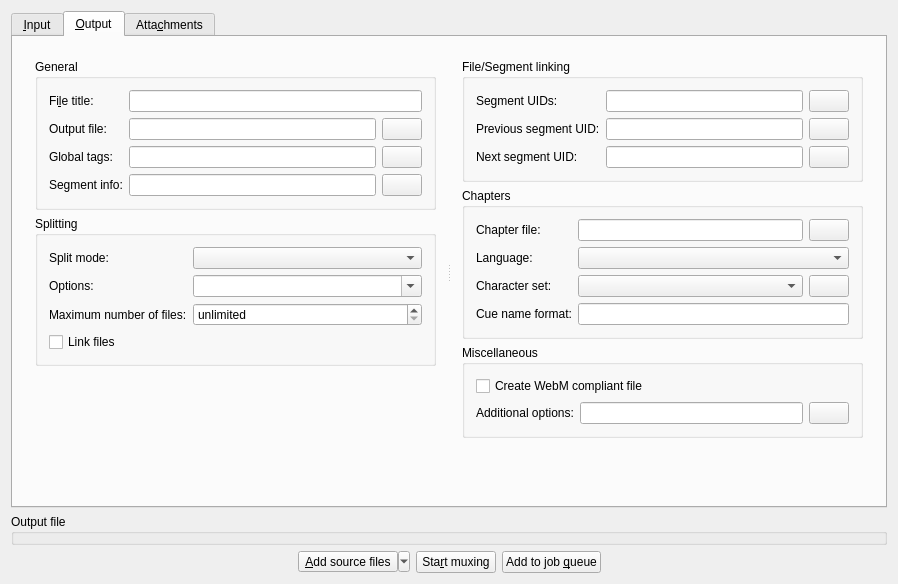
First picture: the form in src/mkvtoolnix-gui/forms/merge/tab.ui, repository jpsdr/MKVToolnix-Windows-7, before the edit.
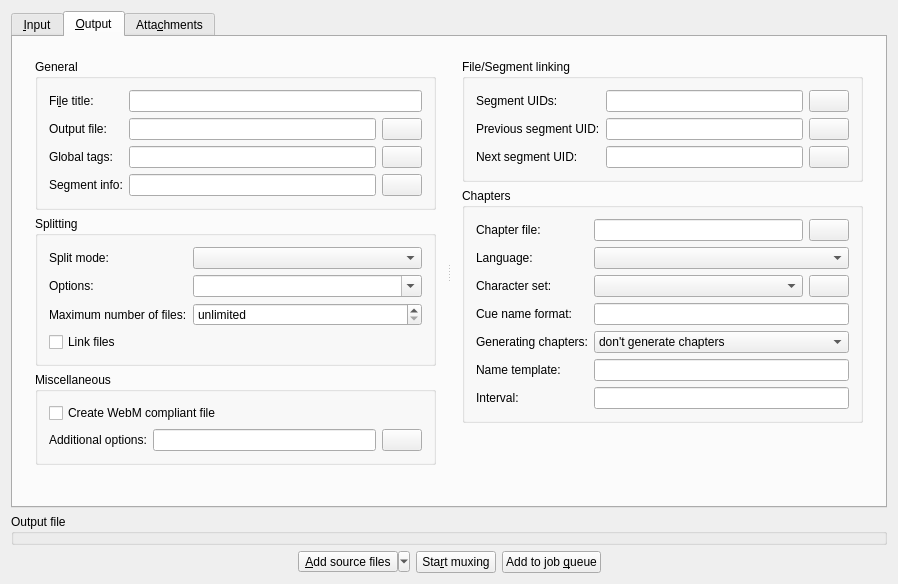
Second picture: the form after the edit. The open tabs and pages were chosen to show the change. Icons and pictures are not drawn. Custom widgets are drawn as their Qt base class.

Commit message:
GUI: merge: add controls for mkvmerge's chapter generation functionality
Implements the GUI's part of #1586.

```diff
--- a/src/mkvtoolnix-gui/forms/merge/tab.ui
+++ b/src/mkvtoolnix-gui/forms/merge/tab.ui
@@ -1217,6 +1217,47 @@
              </layout>
             </widget>
            </item>
+           <item>
+            <widget class="QGroupBox" name="outputMischellaneousBox">
+             <property name="title">
+              <string>Miscellaneous</string>
+             </property>
+             <layout class="QVBoxLayout" name="verticalLayout_6">
+              <item>
+               <widget class="QCheckBox" name="webmMode">
+                <property name="text">
+                 <string>Create WebM compliant file</string>
+                </property>
+               </widget>
+              </item>
+              <item>
+               <layout class="QHBoxLayout" name="horizontalLayout_10">
+                <item>
+                 <widget class="QLabel" name="additionalOptionsLabel">
+                  <property name="text">
+                   <string>Additional options:</string>
+                  </property>
+                 </widget>
+                </item>
+                <item>
+                 <widget class="QLineEdit" name="additionalOptions"/>
+                </item>
+                <item>
+                 <widget class="QPushButton" name="editAdditionalOptions">
+                  <property name="text">
+                   <string/>
+                  </property>
+                  <property name="icon">
+                   <iconset resource="../../qt_resources.qrc">
+                    <normaloff>:/icons/16x16/view-choose.png</normaloff>:/icons/16x16/view-choose.png</iconset>
+                  </property>
+                 </widget>
+                </item>
+               </layout>
+              </item>
+             </layout>
+            </widget>
+           </item>
            <item>
             <spacer name="verticalSpacer_3">
              <property name="orientation">
@@ -1225,7 +1266,7 @@
              <property name="sizeHint" stdset="0">
               <size>
                <width>384</width>
-               <height>13</height>
+               <height>0</height>
               </size>
              </property>
             </spacer>
@@ -1330,6 +1371,13 @@
               <string>Chapters</string>
              </property>
              <layout class="QGridLayout" name="gridLayout">
+              <item row="5" column="0">
+               <widget class="QLabel" name="chapterGenerationNameTemplateLabel">
+                <property name="text">
+                 <string>Name template:</string>
+                </property>
+               </widget>
+              </item>
               <item row="0" column="0">
                <widget class="QLabel" name="chaptersLabel">
                 <property name="text">
@@ -1355,6 +1403,9 @@
                 </item>
                </layout>
               </item>
+              <item row="5" column="1">
+               <widget class="QLineEdit" name="chapterGenerationNameTemplate"/>
+              </item>
               <item row="1" column="0">
                <widget class="QLabel" name="chapterLanguageLabel">
                 <property name="text">
@@ -1372,6 +1423,13 @@
                 </property>
                </widget>
               </item>
+              <item row="4" column="0">
+               <widget class="QLabel" name="chapterGenerationLabel">
+                <property name="text">
+                 <string>Generating chapters:</string>
+                </property>
+               </widget>
+              </item>
               <item row="2" column="1">
                <layout class="QHBoxLayout" name="horizontalLayout_6">
                 <item>
@@ -1407,46 +1465,34 @@
               <item row="3" column="1">
                <widget class="QLineEdit" name="chapterCueNameFormat"/>
               </item>
-             </layout>
-            </widget>
-           </item>
-           <item>
-            <widget class="QGroupBox" name="outputMischellaneousBox">
-             <property name="title">
-              <string>Miscellaneous</string>
-             </property>
-             <layout class="QVBoxLayout" name="verticalLayout_6">
-              <item>
-               <widget class="QCheckBox" name="webmMode">
+              <item row="4" column="1">
+               <widget class="QComboBox" name="chapterGenerationMode">
+                <item>
+                 <property name="text">
+                  <string>don't generate chapters</string>
+                 </property>
+                </item>
+                <item>
+                 <property name="text">
+                  <string>one chapter for each appended file</string>
+                 </property>
+                </item>
+                <item>
+                 <property name="text">
+                  <string>chapters in fixed intervals</string>
+                 </property>
+                </item>
+               </widget>
+              </item>
+              <item row="6" column="0">
+               <widget class="QLabel" name="chapterGenerationIntervalLabel">
                 <property name="text">
-                 <string>Create WebM compliant file</string>
+                 <string>Interval:</string>
                 </property>
                </widget>
               </item>
-              <item>
-               <layout class="QHBoxLayout" name="horizontalLayout_10">
-                <item>
-                 <widget class="QLabel" name="additionalOptionsLabel">
-                  <property name="text">
-                   <string>Additional options:</string>
-                  </property>
-                 </widget>
-                </item>
-                <item>
-                 <widget class="QLineEdit" name="additionalOptions"/>
-                </item>
-                <item>
-                 <widget class="QPushButton" name="editAdditionalOptions">
-                  <property name="text">
-                   <string/>
-                  </property>
-                  <property name="icon">
-                   <iconset resource="../../qt_resources.qrc">
-                    <normaloff>:/icons/16x16/view-choose.png</normaloff>:/icons/16x16/view-choose.png</iconset>
-                  </property>
-                 </widget>
-                </item>
-               </layout>
+              <item row="6" column="1">
+               <widget class="QLineEdit" name="chapterGenerationInterval"/>
               </item>
              </layout>
             </widget>
@@ -1459,7 +1505,7 @@
              <property name="sizeHint" stdset="0">
               <size>
                <width>20</width>
-               <height>40</height>
+               <height>0</height>
               </size>
              </property>
             </spacer>
@@ -1730,11 +1776,6 @@
  </widget>
  <layoutdefault spacing="6" margin="11"/>
  <customwidgets>
-  <customwidget>
-   <class>mtx::gui::Util::BasicTreeView</class>
-   <extends>QTreeView</extends>
-   <header>mkvtoolnix-gui/util/basic_tree_view.h</header>
-  </customwidget>
   <customwidget>
    <class>mtx::gui::Util::LanguageComboBox</class>
    <extends>QComboBox</extends>
@@ -1745,6 +1786,11 @@
    <extends>QComboBox</extends>
    <header>mkvtoolnix-gui/util/character_set_combo_box.h</header>
   </customwidget>
+  <customwidget>
+   <class>mtx::gui::Util::BasicTreeView</class>
+   <extends>QTreeView</extends>
+   <header>mkvtoolnix-gui/util/basic_tree_view.h</header>
+  </customwidget>
   <customwidget>
    <class>mtx::gui::Util::FilesDragDropWidget</class>
    <extends>QWidget</extends>
```
Left out of the diff: 9 changed lines with no effect on the pictures. The commit also changes 5 other files.
